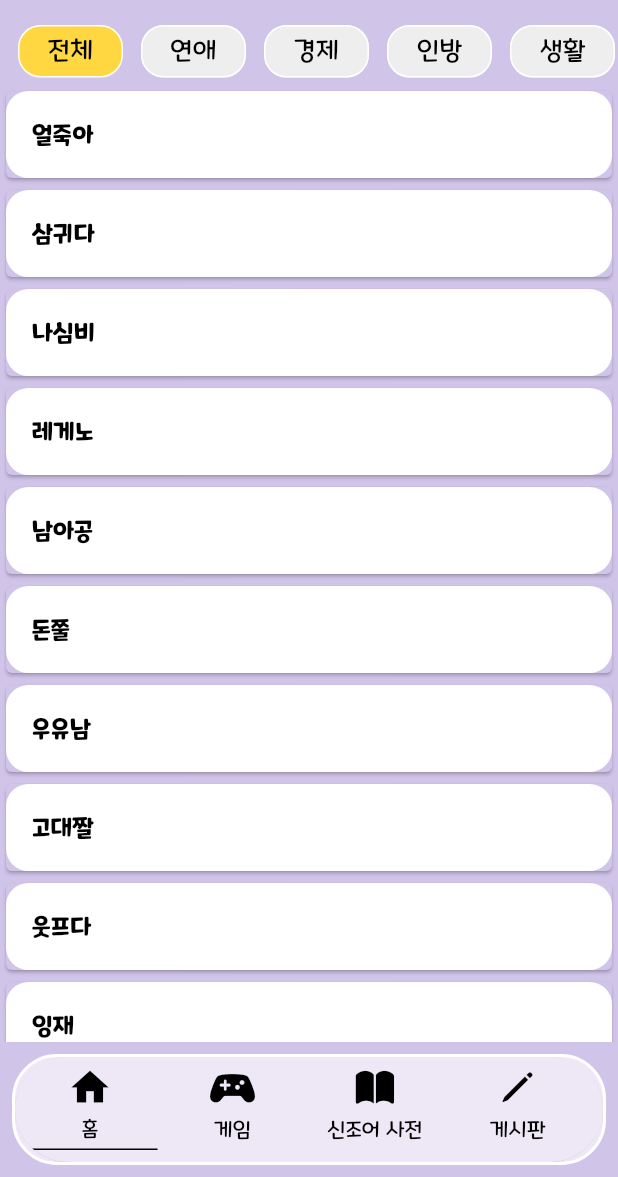
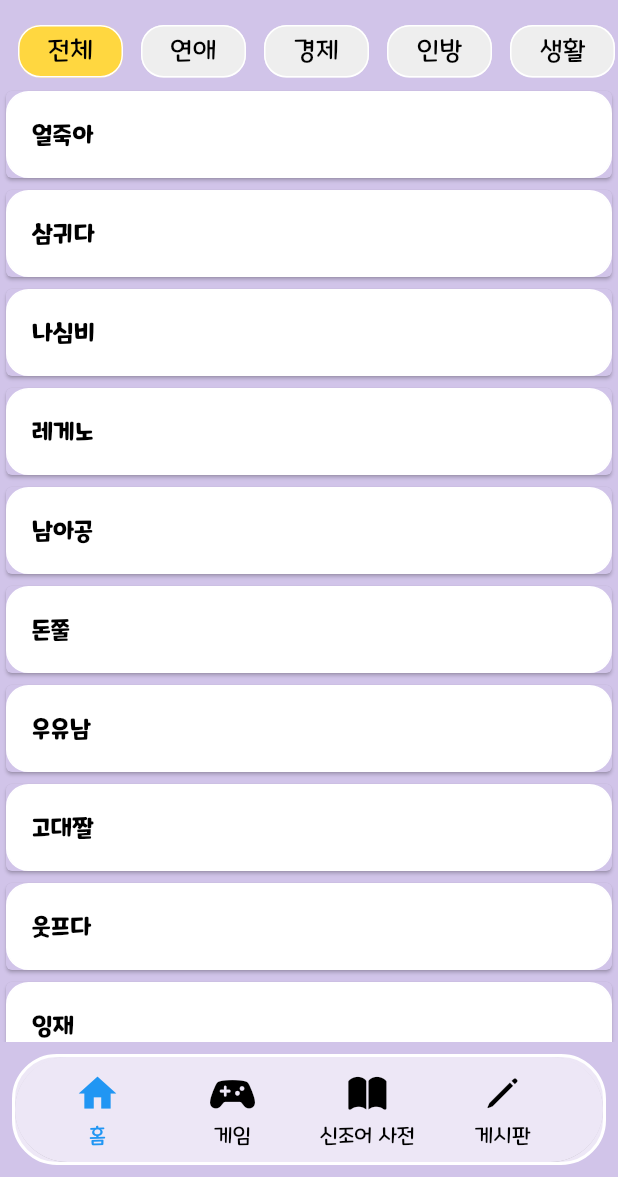
Before and after one commit to meohyun/neologism_quiz, a Flutter app: the NeologismDict screen opened by its route, on a phone screen of 412 x 824 dp, the part 59-1236 px from its top. Run offline on Flutter 3.47's test engine with Material 2 defaults, Android fonts, the phone set to English and light mode, and no system bars; our stand-ins replace cloud_firestore, firebase_auth, firebase_core, firebase_storage, fluttertoast, get and 3 more; missing offline and left inert: soundpool; accounts and stored records are empty; network calls fail.

Commit message:
2023.03.24 17:06

```diff
--- a/lib/pages/dictionary_page/dict_neologism.dart
+++ b/lib/pages/dictionary_page/dict_neologism.dart
@@ -17,8 +17,9 @@ setinit() {
 }
 
 class NeologismDict extends StatefulWidget {
-  const NeologismDict({super.key});
+  const NeologismDict({super.key,this.index});
 
+  final index;
   @override
   State<NeologismDict> createState() => _NeologismDictState();
 }
--- a/lib/pages/startpage.dart
+++ b/lib/pages/startpage.dart
@@ -147,7 +147,9 @@ class Authentication extends StatelessWidget {
 }
 
 class ScreenPage extends StatefulWidget {
-  const ScreenPage({super.key});
+  const ScreenPage({super.key, this.index});
+
+  final index;
 
   @override
   State<ScreenPage> createState() => _ScreenPageState();
--- a/lib/widgets/bottom_navigation.dart
+++ b/lib/widgets/bottom_navigation.dart
@@ -1,4 +1,3 @@
-import 'package:cloud_firestore/cloud_firestore.dart';
 import 'package:firebase_auth/firebase_auth.dart';
 import 'package:flutter/cupertino.dart';
 import 'package:flutter/material.dart';
@@ -7,9 +6,9 @@ import 'package:neologism/neo_function/quiz_func.dart';
 import 'package:neologism/pages/bulletin_pages/bulletin_board.dart';
 import 'package:neologism/pages/dictionary_page/dict_neologism.dart';
 import 'package:neologism/pages/startpage.dart';
-import 'package:neologism/pages/user_page/profile.dart';
 import '../getx/blackmode.dart';
 
+int pressedAttentionIndex = 0;
 class BottomWidet {
   final String name;
   final IconData icon;
@@ -29,7 +28,7 @@ class _MyBottomnavigatorState extends State<MyBottomnavigator> {
   final userid = FirebaseAuth.instance.currentUser!.uid;
   String intro = "";
 
-  int pressedAttentionIndex = 0;
+
   @override
   Widget build(BuildContext context) {
     Get.put(BlackModeController());
@@ -85,38 +84,35 @@ class _MyBottomnavigatorState extends State<MyBottomnavigator> {
                     itemBuilder: (context, index) {
                       final pressAttention = pressedAttentionIndex == index;
                       return Padding(
-                        padding: const EdgeInsets.only(left: 5),
+                          padding: const EdgeInsets.only(left: 20),
                           child: GestureDetector(
                               onTap: () {
                                 setState(() {
                                   pressedAttentionIndex = index;
                                 });
                               },
-                          child: Padding(
-                              padding: const EdgeInsets.only(bottom: 8),
-                              child: pressAttention
-                                  ? Container(
-                                      decoration: const BoxDecoration(
-                                          border: Border(
-                                              bottom: BorderSide(
-                                                  width: 1,
-                                                  color: Colors.black))),
+                              child:
+                              pressAttention?
+                              SizedBox(
                                 height: 70,
-                                      width: 90,
+                                width: 70,
                                 child: MyIconButton(
                                       name: mylist[index].name,
                                       appicon: mylist[index].icon,
-                                          des: mylist[index].des),
-                                    )
-                                  : SizedBox(
+                                      des: mylist[index].des,
+                                      color: Colors.blue,
+                                      blackmodecolor: Colors.blue,),
+                              ):
+                              SizedBox(
                                     height: 70,
-                                      width: 90,
+                                    width: 70,
                                     child: MyIconButton(
                                         name: mylist[index].name,
                                         appicon: mylist[index].icon,
-                                          des: mylist[index].des))),
-                        ),
-                      );
+                                        des: mylist[index].des,
+                                        color: Colors.black,
+                                        blackmodecolor: Colors.white,)
+                                  )));
                     })),
           ),
         ),
@@ -126,12 +122,13 @@ class _MyBottomnavigatorState extends State<MyBottomnavigator> {
 }
 
 class MyIconButton extends StatefulWidget {
-  const MyIconButton({super.key, this.name, required this.des, this.appicon});
+  const MyIconButton({super.key, this.name, required this.des, this.appicon,this.color,this.blackmodecolor});
 
   final name;
   final appicon;
   final des;
-
+  final color;
+  final blackmodecolor;
   @override
   State<MyIconButton> createState() => _MyIconButtonState();
 }
@@ -147,8 +144,8 @@ class _MyIconButtonState extends State<MyIconButton> {
           Icon(
             widget.appicon,
             color: Get.find<BlackModeController>().blackmode
-                ? Colors.white
-                : Colors.black,
+                ? widget.blackmodecolor
+                : widget.color,
             size: 30,
           ),
           const SizedBox(
@@ -158,8 +155,8 @@ class _MyIconButtonState extends State<MyIconButton> {
             widget.name,
             style: TextStyle(
                 color: Get.find<BlackModeController>().blackmode
-                    ? Colors.white
-                    : Colors.black),
+                    ? widget.blackmodecolor
+                    : widget.color),
           )
         ],
       ),
```
Lines whose indentation alone changed are shown as unchanged.
